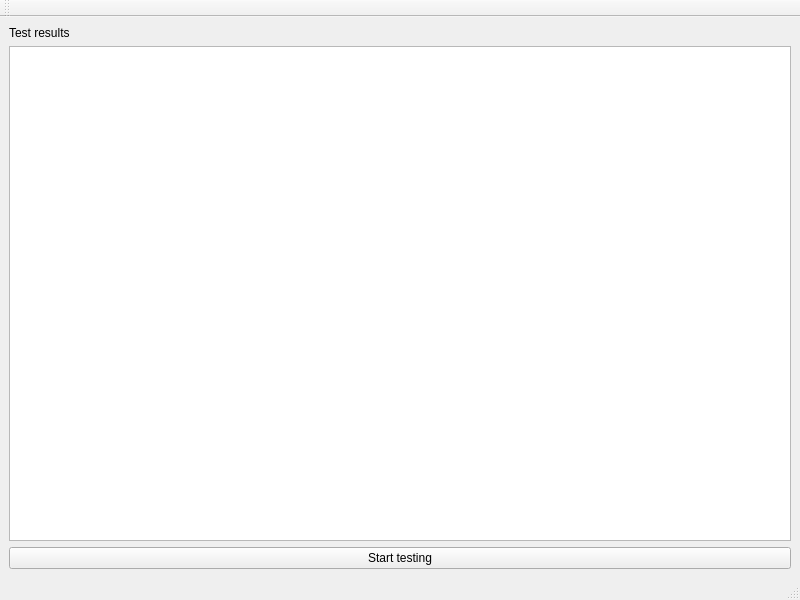
Illmaxname/benchmark, file mainwindow.ui: the form before one commit.
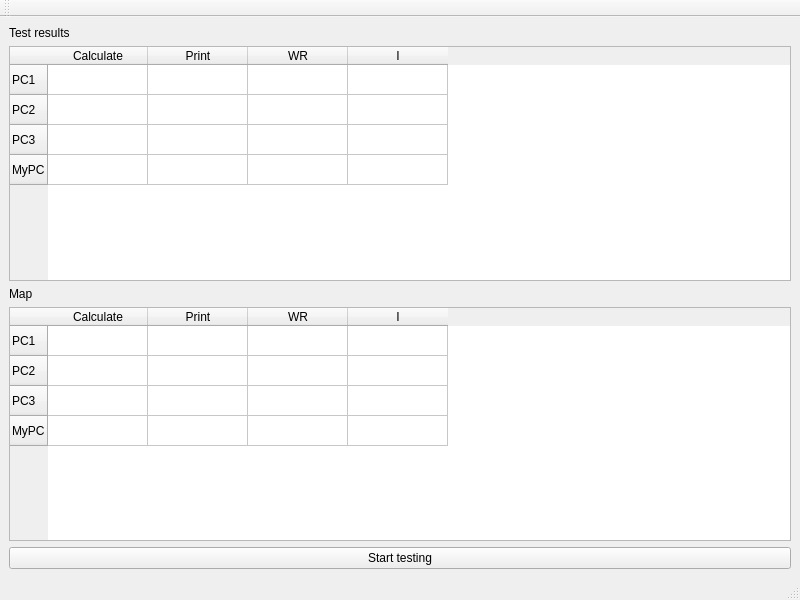
The form after the commit.

Commit message: modified output, added tables instead of list

Patch:
```diff
--- a/mainwindow.ui
+++ b/mainwindow.ui
@@ -26,7 +26,102 @@
      </widget>
     </item>
     <item>
-     <widget class="QListWidget" name="listWidget"/>
+     <widget class="QTableWidget" name="tableWidget_times">
+      <row>
+       <property name="text">
+        <string>PC1</string>
+       </property>
+      </row>
+      <row>
+       <property name="text">
+        <string>PC2</string>
+       </property>
+      </row>
+      <row>
+       <property name="text">
+        <string>PC3</string>
+       </property>
+      </row>
+      <row>
+       <property name="text">
+        <string>MyPC</string>
+       </property>
+      </row>
+      <column>
+       <property name="text">
+        <string>Calculate</string>
+       </property>
+      </column>
+      <column>
+       <property name="text">
+        <string>Print</string>
+       </property>
+      </column>
+      <column>
+       <property name="text">
+        <string>WR</string>
+       </property>
+      </column>
+      <column>
+       <property name="text">
+        <string>I</string>
+       </property>
+      </column>
+     </widget>
+    </item>
+    <item>
+     <widget class="QLabel" name="label_2">
+      <property name="text">
+       <string>Map</string>
+      </property>
+      <property name="textFormat">
+       <enum>Qt::PlainText</enum>
+      </property>
+     </widget>
+    </item>
+    <item>
+     <widget class="QTableWidget" name="tableWidget_map">
+      <row>
+       <property name="text">
+        <string>PC1</string>
+       </property>
+      </row>
+      <row>
+       <property name="text">
+        <string>PC2</string>
+       </property>
+      </row>
+      <row>
+       <property name="text">
+        <string>PC3</string>
+       </property>
+      </row>
+      <row>
+       <property name="text">
+        <string>MyPC</string>
+       </property>
+      </row>
+      <column>
+       <property name="text">
+        <string>Calculate</string>
+       </property>
+      </column>
+      <column>
+       <property name="text">
+        <string>Print</string>
+       </property>
+      </column>
+      <column>
+       <property name="text">
+        <string>WR</string>
+       </property>
+      </column>
+      <column>
+       <property name="text">
+        <string>I</string>
+       </property>
+      </column>
+     </widget>
     </item>
     <item>
      <widget class="QPushButton" name="pushButtonStart">
```
The commit also changes 2 other files.
